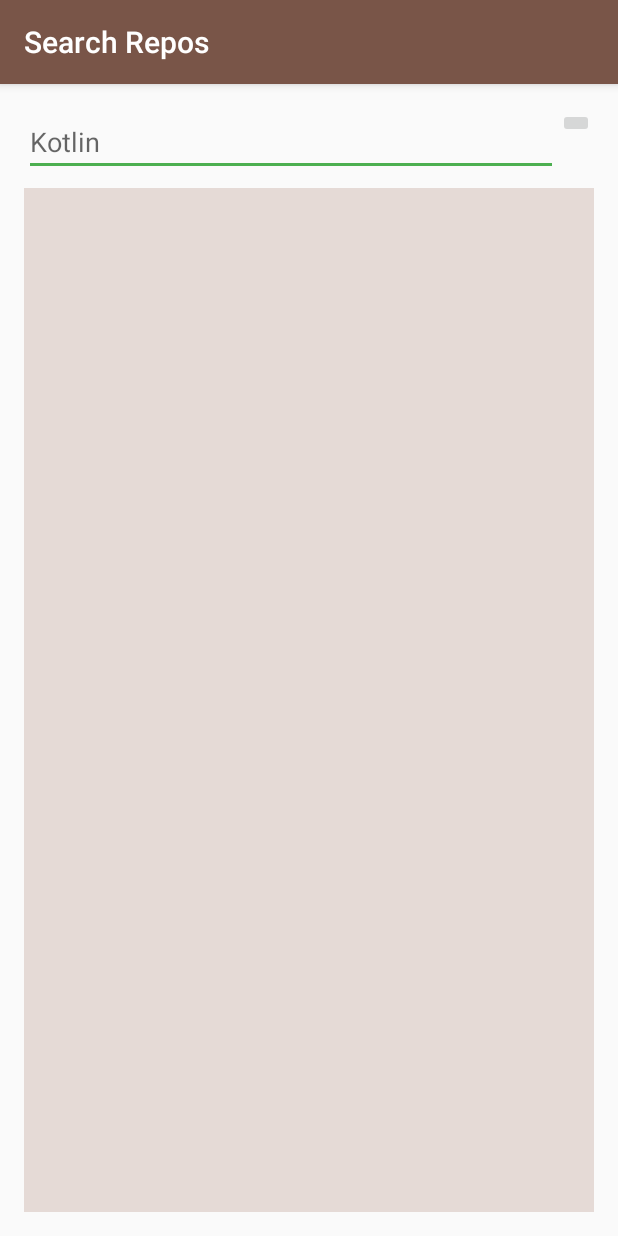
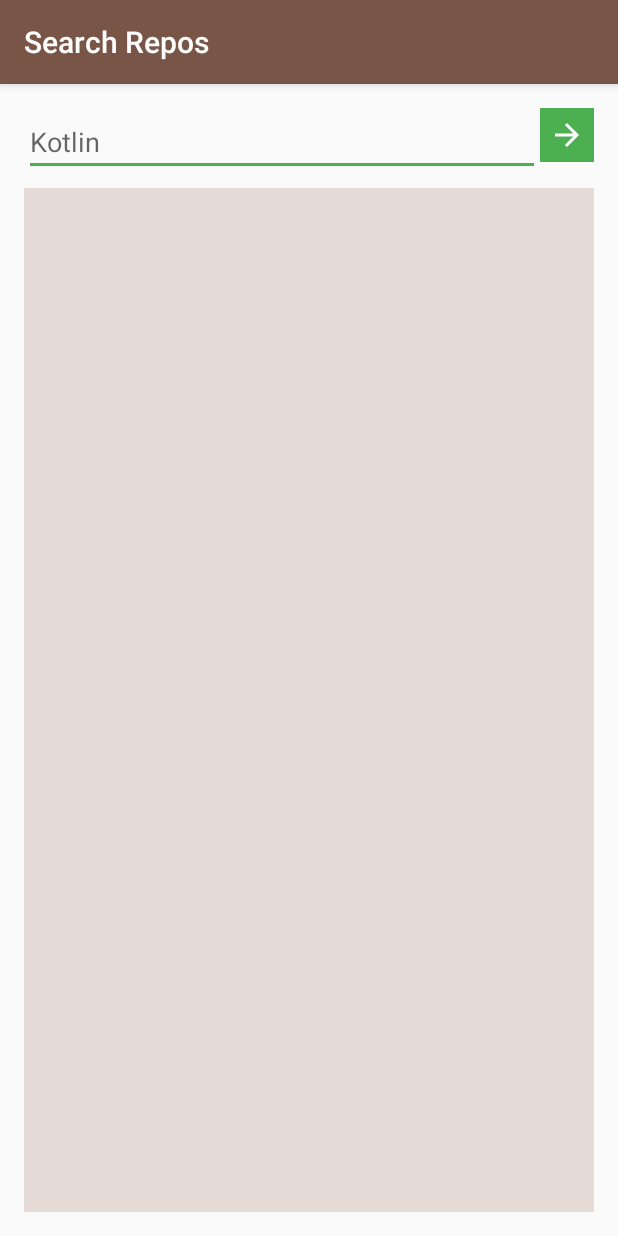
Before and after one commit to gshockv/kt-search-repos, an Android app: the screen it shows after launch (MainActivity), on a phone screen of 412 x 824 dp. Run offline under Robolectric (Android 15) with nearby library versions, the phone set to English and light mode, and no system bars; libraries missing offline, so code that uses them is left out: retrofit.client; 2 statements that could not run were skipped.

Commit message:
start button

```diff
--- /dev/null
+++ b/app/src/main/res/drawable/btn_start_selector.xml
@@ -0,0 +1,5 @@
+<?xml version="1.0" encoding="utf-8"?>
+<selector xmlns:android="http://schemas.android.com/apk/res/android">
+    <item android:state_pressed="true" android:drawable="@drawable/buttonStartPressedColor" />
+    <item android:drawable="@drawable/buttonStartColor" />
+</selector>
--- a/app/src/main/res/layout/activity_main.xml
+++ b/app/src/main/res/layout/activity_main.xml
@@ -12,7 +12,8 @@
     <LinearLayout
         android:layout_width="match_parent"
         android:layout_height="wrap_content"
-        android:orientation="horizontal">
+        android:orientation="horizontal"
+        android:gravity="center_vertical">
 
         <EditText
             android:id="@+id/edit_repo"
@@ -25,12 +26,12 @@
             android:hint="Kotlin"/>
         <ImageButton
             android:id="@+id/btn_search"
-            android:layout_width="wrap_content"
-            android:layout_height="wrap_content"
+            android:layout_width="36dp"
+            android:layout_height="36dp"
             android:layout_gravity="right"
-            />
+            android:background="@drawable/btn_start_selector"
+            android:src="@drawable/ic_start"/>
     </LinearLayout>
-
 
     <TextView
         android:id="@+id/txt_log"
--- a/app/src/main/res/values/colors.xml
+++ b/app/src/main/res/values/colors.xml
@@ -3,4 +3,7 @@
     <color name="colorPrimary">#795548</color>
     <color name="colorPrimaroDark">#5D4037</color>
     <color name="colorAccent">#4CAF50</color>
+
+    <drawable name="buttonStartColor">@color/colorAccent</drawable>
+    <drawable name="buttonStartPressedColor">#ff438b45</drawable>
 </resources>
```
Also changed, not shown: app/src/main/kotlin/com/gshockv/ktsrepos/MainActivity.kt (+10 -9 lines), app/src/main/res/drawable-hdpi/ic_start.png (added), app/src/main/res/drawable-xhdpi/ic_start.png (added), app/src/main/res/drawable-xxhdpi/ic_start.png (added), app/src/main/res/mipmap-mdpi/ic_launcher.png (deleted).
